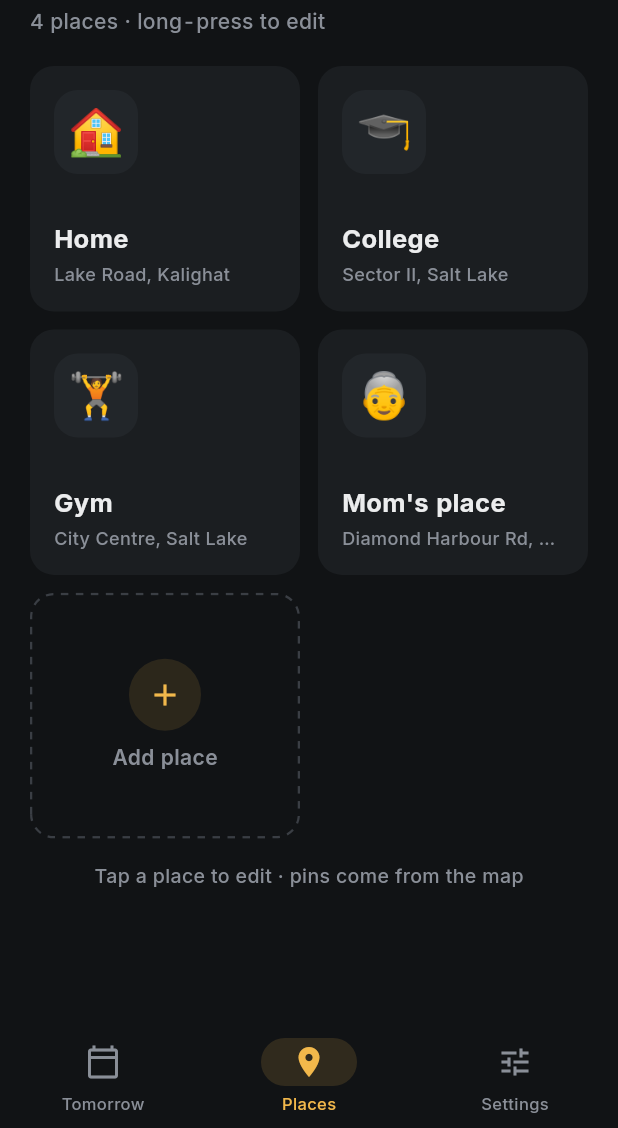
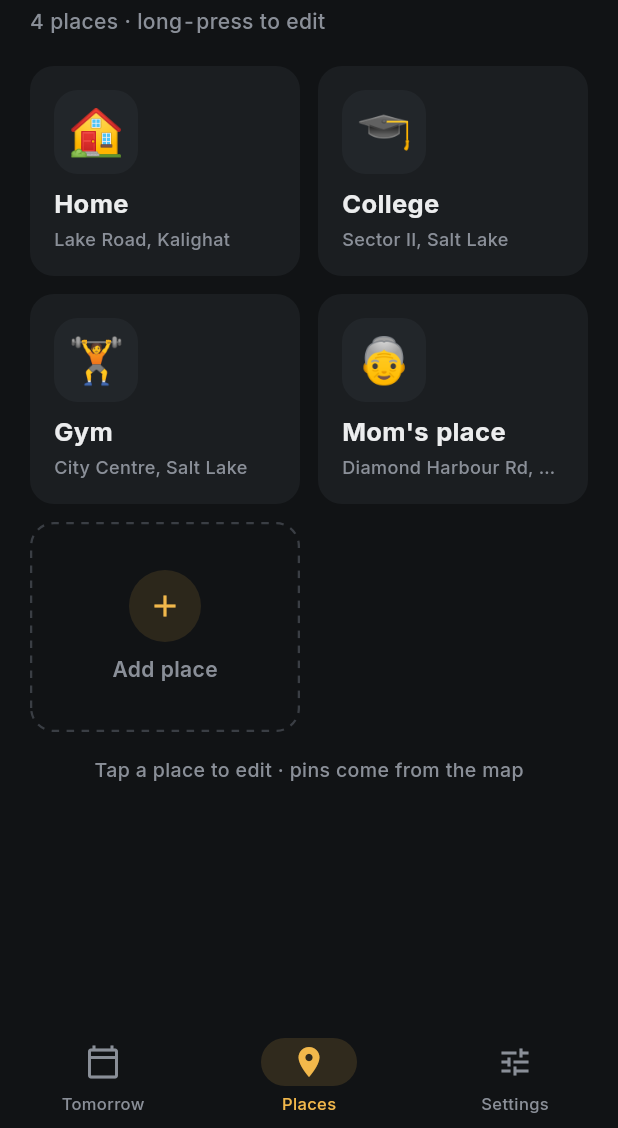
Before and after one commit to abhranilp1998/kal-route, a Flutter app: the PlacesScreen screen opened by its route, on a phone screen of 412 x 824 dp, the part 108-1236 px from its top. Run offline on Flutter 3.47's test engine with Material 3 defaults, Android fonts, the phone set to English and light mode, and no system bars; our stand-ins replace drift, drift_flutter, flutter_local_notifications, flutter_map, flutter_riverpod, geolocator and 5 more; missing offline and left inert: workmanager; accounts and stored records are empty; generated files the repository leaves out were written again; statements that could not run were skipped.

Commit message:
Fix overflows seen on the emulator; emulator uses Nexus 5 profile
- Places grid: fixed tile height (scales with text size) instead of a
  1.1 aspect ratio that clipped the name/address on narrow screens
- Add-trip preview: 'arrive' label ellipsizes instead of overflowing
- CI emulator: Nexus 5 profile (360 dp) instead of the default ~256 dp
  AVD; 30 min step timeout so a hang fails fast

```diff
--- a/app/lib/features/places/ui/places_screen.dart
+++ b/app/lib/features/places/ui/places_screen.dart
@@ -28,13 +28,17 @@ class PlacesScreen extends ConsumerWidget {
               style: AppText.body(color: AppColors.muted),
             ),
             const SizedBox(height: 20),
-            GridView.count(
-              crossAxisCount: 2,
+            GridView(
               shrinkWrap: true,
               physics: const NeverScrollableScrollPhysics(),
-              mainAxisSpacing: 12,
-              crossAxisSpacing: 12,
-              childAspectRatio: 1.1,
+              // Fixed tile height (not an aspect ratio) so the emoji + two text
+              // lines always fit, even on narrow phones or with larger fonts.
+              gridDelegate: SliverGridDelegateWithFixedCrossAxisCount(
+                crossAxisCount: 2,
+                mainAxisSpacing: 12,
+                crossAxisSpacing: 12,
+                mainAxisExtent: 140 * MediaQuery.textScalerOf(context).scale(1).clamp(1.0, 1.6),
+              ),
               children: [
                 for (var i = 0; i < places.length; i++)
                   FadeSlideIn(
```
Also changed, not shown: app/lib/features/plan/ui/add_trip_sheet.dart (+8 -2 lines), 2 other files.
